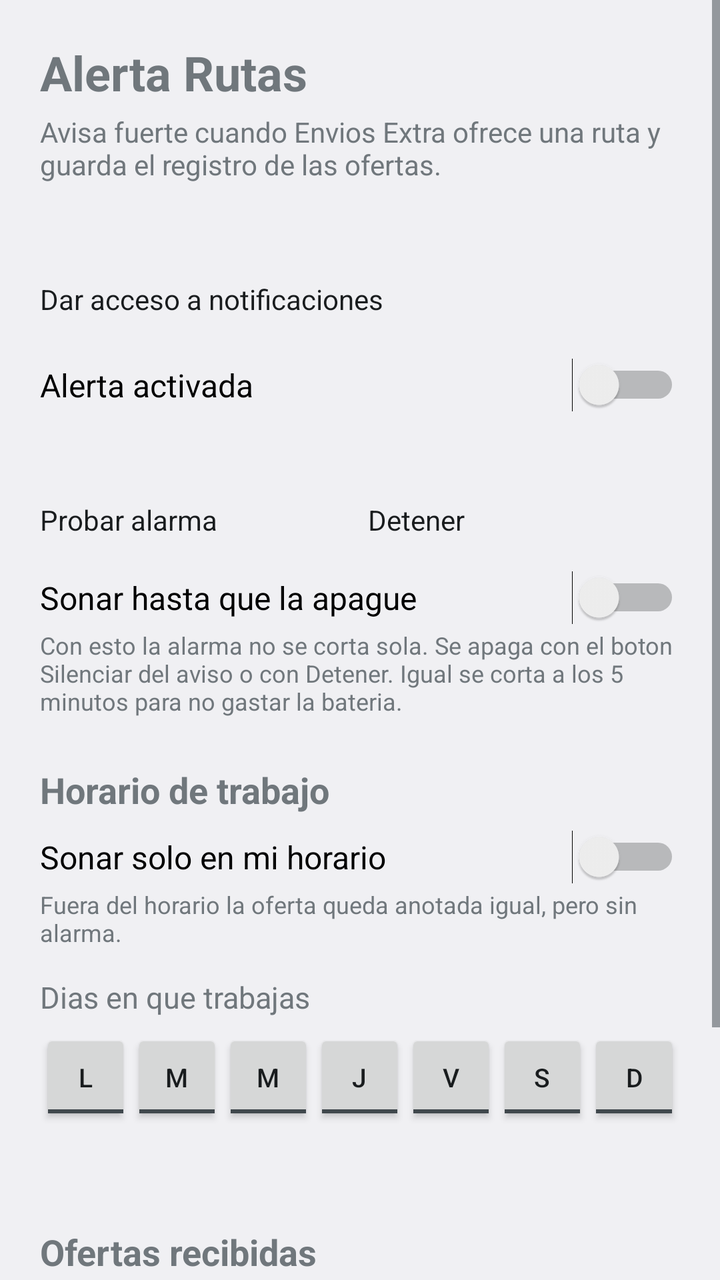
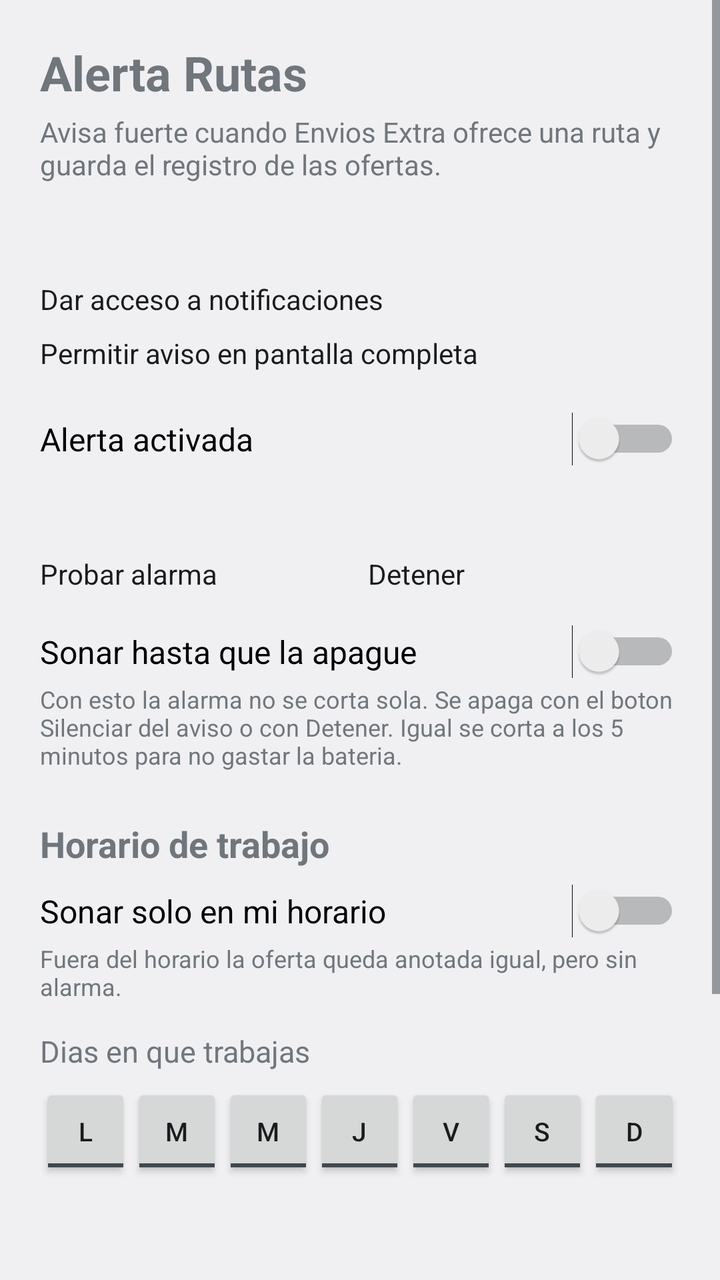

Before-and-after screenshots of an Android layout around one commit, followed by the original layout XML and the change that was made.
<!-- AndroidManifest.xml: application theme android:Theme.DeviceDefault.DayNight -->
<!-- res/layout/activity_main.xml -->
<?xml version="1.0" encoding="utf-8"?>
<ScrollView xmlns:android="http://schemas.android.com/apk/res/android"
    android:layout_width="match_parent"
    android:layout_height="match_parent"
    android:fillViewport="true">

    <LinearLayout
        android:layout_width="match_parent"
        android:layout_height="wrap_content"
        android:orientation="vertical"
        android:padding="20dp">

        <TextView
            android:layout_width="match_parent"
            android:layout_height="wrap_content"
            android:text="@string/app_name"
            android:textSize="24sp"
            android:textStyle="bold" />

        <TextView
            android:layout_width="match_parent"
            android:layout_height="wrap_content"
            android:layout_marginTop="4dp"
            android:text="@string/subtitulo"
            android:textSize="14sp" />

        <TextView
            android:id="@+id/tvEstado"
            android:layout_width="match_parent"
            android:layout_height="wrap_content"
            android:layout_marginTop="20dp"
            android:textSize="15sp"
            android:textStyle="bold" />

        <Button
            android:id="@+id/btnPermiso"
            android:layout_width="match_parent"
            android:layout_height="wrap_content"
            android:layout_marginTop="8dp"
            android:text="@string/dar_acceso" />

        <Switch
            android:id="@+id/swAlerta"
            android:layout_width="match_parent"
            android:layout_height="wrap_content"
            android:layout_marginTop="20dp"
            android:text="@string/alerta_activada"
            android:textSize="16sp" />

        <TextView
            android:id="@+id/tvSegundos"
            android:layout_width="match_parent"
            android:layout_height="wrap_content"
            android:layout_marginTop="16dp"
            android:textSize="15sp" />

        <SeekBar
            android:id="@+id/sbSegundos"
            android:layout_width="match_parent"
            android:layout_height="wrap_content"
            android:max="55"
            android:progress="15" />

        <LinearLayout
            android:layout_width="match_parent"
            android:layout_height="wrap_content"
            android:layout_marginTop="8dp"
            android:orientation="horizontal">

            <Button
                android:id="@+id/btnProbar"
                android:layout_width="0dp"
                android:layout_height="wrap_content"
                android:layout_weight="1"
                android:text="@string/probar" />

            <Button
                android:id="@+id/btnDetener"
                android:layout_width="0dp"
                android:layout_height="wrap_content"
                android:layout_marginStart="8dp"
                android:layout_weight="1"
                android:text="@string/detener" />
        </LinearLayout>

        <Switch
            android:id="@+id/swSinLimite"
            android:layout_width="match_parent"
            android:layout_height="wrap_content"
            android:layout_marginTop="16dp"
            android:text="@string/sin_limite"
            android:textSize="16sp" />

        <TextView
            android:layout_width="match_parent"
            android:layout_height="wrap_content"
            android:layout_marginTop="2dp"
            android:text="@string/sin_limite_ayuda"
            android:textSize="12sp" />

        <TextView
            android:layout_width="match_parent"
            android:layout_height="wrap_content"
            android:layout_marginTop="24dp"
            android:text="@string/horario_titulo"
            android:textSize="18sp"
            android:textStyle="bold" />

        <Switch
            android:id="@+id/swHorario"
            android:layout_width="match_parent"
            android:layout_height="wrap_content"
            android:layout_marginTop="8dp"
            android:text="@string/horario_activado"
            android:textSize="16sp" />

        <TextView
            android:layout_width="match_parent"
            android:layout_height="wrap_content"
            android:layout_marginTop="2dp"
            android:text="@string/horario_ayuda"
            android:textSize="12sp" />

        <TextView
            android:layout_width="match_parent"
            android:layout_height="wrap_content"
            android:layout_marginTop="14dp"
            android:text="@string/dias_titulo"
            android:textSize="15sp" />

        <LinearLayout
            android:id="@+id/filaDias"
            android:layout_width="match_parent"
            android:layout_height="wrap_content"
            android:layout_marginTop="6dp"
            android:orientation="horizontal">

            <ToggleButton
                android:id="@+id/tbLun"
                android:layout_width="0dp"
                android:layout_height="wrap_content"
                android:layout_weight="1"
                android:minWidth="0dp"
                android:paddingStart="0dp"
                android:paddingEnd="0dp"
                android:textOff="@string/dia_lun"
                android:textOn="@string/dia_lun"
                android:textSize="13sp" />

            <ToggleButton
                android:id="@+id/tbMar"
                android:layout_width="0dp"
                android:layout_height="wrap_content"
                android:layout_weight="1"
                android:minWidth="0dp"
                android:paddingStart="0dp"
                android:paddingEnd="0dp"
                android:textOff="@string/dia_mar"
                android:textOn="@string/dia_mar"
                android:textSize="13sp" />

            <ToggleButton
                android:id="@+id/tbMie"
                android:layout_width="0dp"
                android:layout_height="wrap_content"
                android:layout_weight="1"
                android:minWidth="0dp"
                android:paddingStart="0dp"
                android:paddingEnd="0dp"
                android:textOff="@string/dia_mie"
                android:textOn="@string/dia_mie"
                android:textSize="13sp" />

            <ToggleButton
                android:id="@+id/tbJue"
                android:layout_width="0dp"
                android:layout_height="wrap_content"
                android:layout_weight="1"
                android:minWidth="0dp"
                android:paddingStart="0dp"
                android:paddingEnd="0dp"
                android:textOff="@string/dia_jue"
                android:textOn="@string/dia_jue"
                android:textSize="13sp" />

            <ToggleButton
                android:id="@+id/tbVie"
                android:layout_width="0dp"
                android:layout_height="wrap_content"
                android:layout_weight="1"
                android:minWidth="0dp"
                android:paddingStart="0dp"
                android:paddingEnd="0dp"
                android:textOff="@string/dia_vie"
                android:textOn="@string/dia_vie"
                android:textSize="13sp" />

            <ToggleButton
                android:id="@+id/tbSab"
                android:layout_width="0dp"
                android:layout_height="wrap_content"
                android:layout_weight="1"
                android:minWidth="0dp"
                android:paddingStart="0dp"
                android:paddingEnd="0dp"
                android:textOff="@string/dia_sab"
                android:textOn="@string/dia_sab"
                android:textSize="13sp" />

            <ToggleButton
                android:id="@+id/tbDom"
                android:layout_width="0dp"
                android:layout_height="wrap_content"
                android:layout_weight="1"
                android:minWidth="0dp"
                android:paddingStart="0dp"
                android:paddingEnd="0dp"
                android:textOff="@string/dia_dom"
                android:textOn="@string/dia_dom"
                android:textSize="13sp" />
        </LinearLayout>

        <LinearLayout
            android:layout_width="match_parent"
            android:layout_height="wrap_content"
            android:layout_marginTop="8dp"
            android:orientation="horizontal">

            <Button
                android:id="@+id/btnDesde"
                android:layout_width="0dp"
                android:layout_height="wrap_content"
                android:layout_weight="1" />

            <Button
                android:id="@+id/btnHasta"
                android:layout_width="0dp"
                android:layout_height="wrap_content"
                android:layout_marginStart="8dp"
                android:layout_weight="1" />
        </LinearLayout>

        <TextView
            android:layout_width="match_parent"
            android:layout_height="wrap_content"
            android:layout_marginTop="24dp"
            android:text="@string/registro_titulo"
            android:textSize="18sp"
            android:textStyle="bold" />

        <TextView
            android:id="@+id/tvRegistro"
            android:layout_width="match_parent"
            android:layout_height="wrap_content"
            android:layout_marginTop="8dp"
            android:textIsSelectable="true"
            android:textSize="14sp" />

        <LinearLayout
            android:layout_width="match_parent"
            android:layout_height="wrap_content"
            android:layout_marginTop="12dp"
            android:orientation="horizontal">

            <Button
                android:id="@+id/btnCompartir"
                android:layout_width="0dp"
                android:layout_height="wrap_content"
                android:layout_weight="1"
                android:text="@string/compartir" />

            <Button
                android:id="@+id/btnBorrar"
                android:layout_width="0dp"
                android:layout_height="wrap_content"
                android:layout_marginStart="8dp"
                android:layout_weight="1"
                android:text="@string/borrar" />
        </LinearLayout>

        <Button
            android:id="@+id/btnRespaldo"
            android:layout_width="match_parent"
            android:layout_height="wrap_content"
            android:layout_marginTop="8dp"
            android:text="@string/respaldar" />

        <TextView
            android:layout_width="match_parent"
            android:layout_height="wrap_content"
            android:layout_marginTop="24dp"
            android:text="@string/nota_legal"
            android:textSize="12sp" />

    </LinearLayout>
</ScrollView>
<!-- resources referenced by this layout -->
<resources>
  <string name="alerta_activada">Alerta activada</string>
  <string name="app_name">Alerta Rutas</string>
  <string name="borrar">Borrar registro</string>
  <string name="compartir">Compartir registro</string>
  <string name="dar_acceso">Dar acceso a notificaciones</string>
  <string name="detener">Detener</string>
  <string name="dia_dom">D</string>
  <string name="dia_jue">J</string>
  <string name="dia_lun">L</string>
  <string name="dia_mar">M</string>
  <string name="dia_mie">M</string>
  <string name="dia_sab">S</string>
  <string name="dia_vie">V</string>
  <string name="dias_titulo">Dias en que trabajas</string>
  <string name="horario_activado">Sonar solo en mi horario</string>
  <string name="horario_ayuda">Fuera del horario la oferta queda anotada igual, pero sin alarma.</string>
  <string name="horario_titulo">Horario de trabajo</string>
  <string name="nota_legal">Esta app solo avisa, abre Envios Extra y anota. No acepta rutas por ti: aceptar siempre lo haces tu, a mano.</string>
  <string name="probar">Probar alarma</string>
  <string name="registro_titulo">Ofertas recibidas</string>
  <string name="respaldar">Respaldar en Descargas</string>
  <string name="sin_limite">Sonar hasta que la apague</string>
  <string name="sin_limite_ayuda">Con esto la alarma no se corta sola. Se apaga con el boton Silenciar del aviso o con Detener. Igual se corta a los 5 minutos para no gastar la bateria.</string>
  <string name="subtitulo">Avisa fuerte cuando Envios Extra ofrece una ruta y guarda el registro de las ofertas.</string>
</resources>

<!-- the commit's change to res/layout/activity_main.xml (unified diff, before → after) -->
@@ -39,6 +39,13 @@
             android:layout_marginTop="8dp"
             android:text="@string/dar_acceso" />
 
+        <Button
+            android:id="@+id/btnPantallaCompleta"
+            android:layout_width="match_parent"
+            android:layout_height="wrap_content"
+            android:layout_marginTop="8dp"
+            android:text="@string/permiso_pantalla_completa" />
+
         <Switch
             android:id="@+id/swAlerta"
             android:layout_width="match_parent"
<!-- resource entries referenced after the edit -->
@@ -18,6 +18,7 @@
   <string name="horario_ayuda">Fuera del horario la oferta queda anotada igual, pero sin alarma.</string>
   <string name="horario_titulo">Horario de trabajo</string>
   <string name="nota_legal">Esta app solo avisa, abre Envios Extra y anota. No acepta rutas por ti: aceptar siempre lo haces tu, a mano.</string>
+  <string name="permiso_pantalla_completa">Permitir aviso en pantalla completa</string>
   <string name="probar">Probar alarma</string>
   <string name="registro_titulo">Ofertas recibidas</string>
   <string name="respaldar">Respaldar en Descargas</string>
